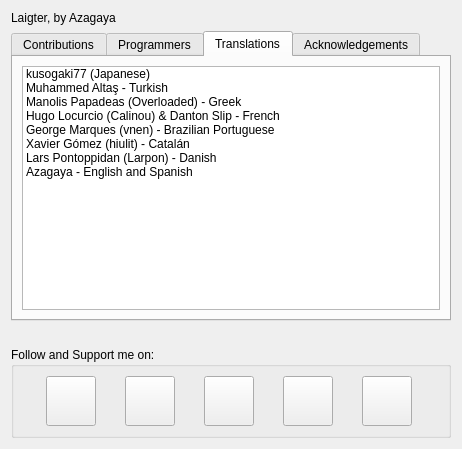
Before: the Qt Designer form gui/about_dialog.ui in azagaya/laigter, drawn with Qt 5.
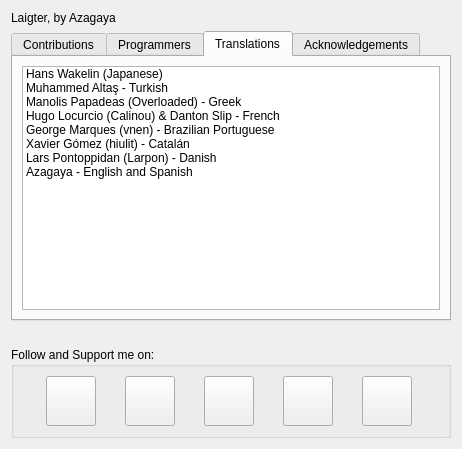
After: the same form once the commit is applied. The open tabs and pages were chosen to show the change. Icons and pictures are not drawn.

Commit message: Added Hans Wakelin as translator

Diff of the .ui file:
```diff
--- a/gui/about_dialog.ui
+++ b/gui/about_dialog.ui
@@ -260,7 +260,7 @@
         <widget class="QListWidget" name="listWidget_3">
          <item>
           <property name="text">
-           <string>kusogaki77 (Japanese)</string>
+           <string>Hans Wakelin (Japanese)</string>
           </property>
          </item>
          <item>
```
